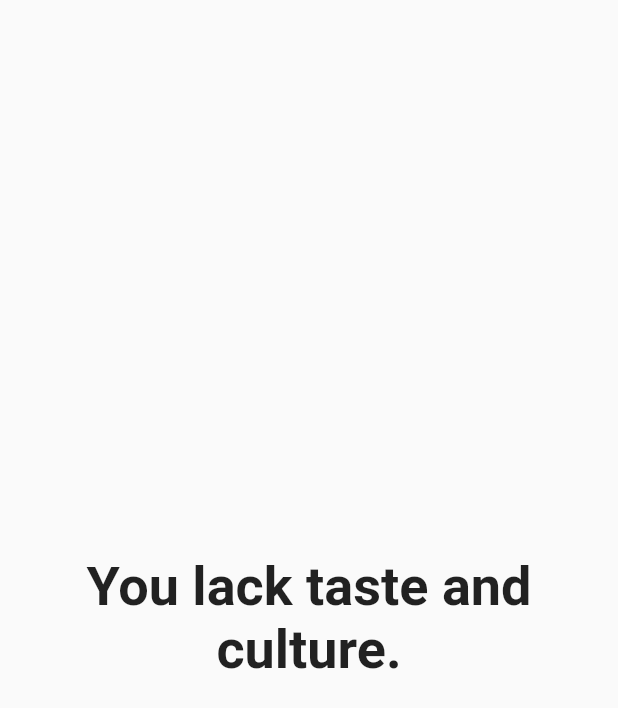
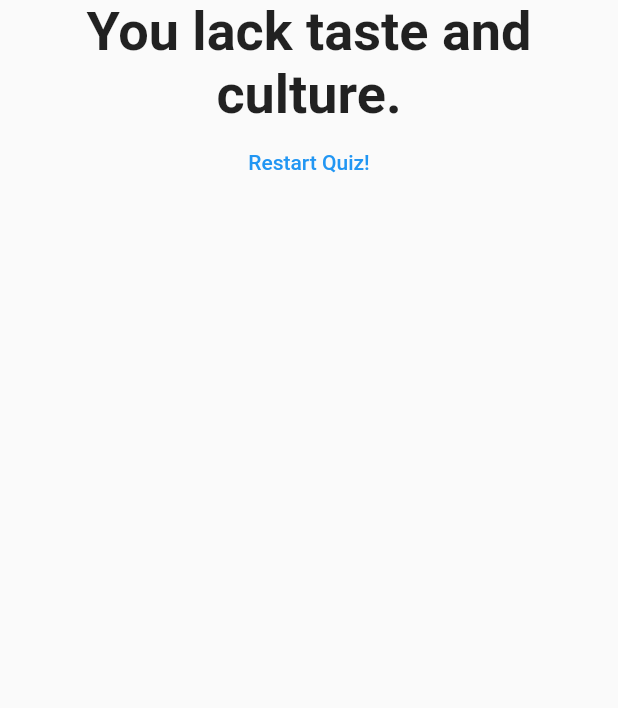
Before and after one commit to sildani/first_flutter_app, a Flutter app: the Result widget shown alone on an empty page, opened directly with empty values, on a phone screen of 412 x 824 dp. Shown: the top 708 px of the screen. Run offline on Flutter 3.47's test engine with Material 2 defaults, Android fonts, the phone set to English and light mode, and no system bars.

Commit message:
Added quiz reset functionality.

```diff
--- a/lib/result.dart
+++ b/lib/result.dart
@@ -2,8 +2,9 @@ import 'package:flutter/material.dart';
 
 class Result extends StatelessWidget {
   final int resultScore;
+  final Function resetQuizHandler;
 
-  Result({@required this.resultScore});
+  Result({@required this.resultScore, @required this.resetQuizHandler});
 
   String get resultPhrase {
     var resultText = 'You did it!';
@@ -23,7 +24,9 @@ class Result extends StatelessWidget {
   @override
   Widget build(BuildContext context) {
     return new Center(
-      child: new Text(
+      child: Column(
+        children: [
+          Text(
             resultPhrase,
             style: TextStyle(
               fontSize: 36,
@@ -31,6 +34,13 @@ class Result extends StatelessWidget {
             ),
             textAlign: TextAlign.center,
           ),
+          FlatButton(
+            child: Text('Restart Quiz!'),
+            textColor: Colors.blue,
+            onPressed: resetQuizHandler,
+          ),
+        ],
+      ),
     );
   }
 }
```
Also changed, not shown: lib/main.dart (+11 -1 lines). Lines whose indentation alone changed are shown as unchanged.
